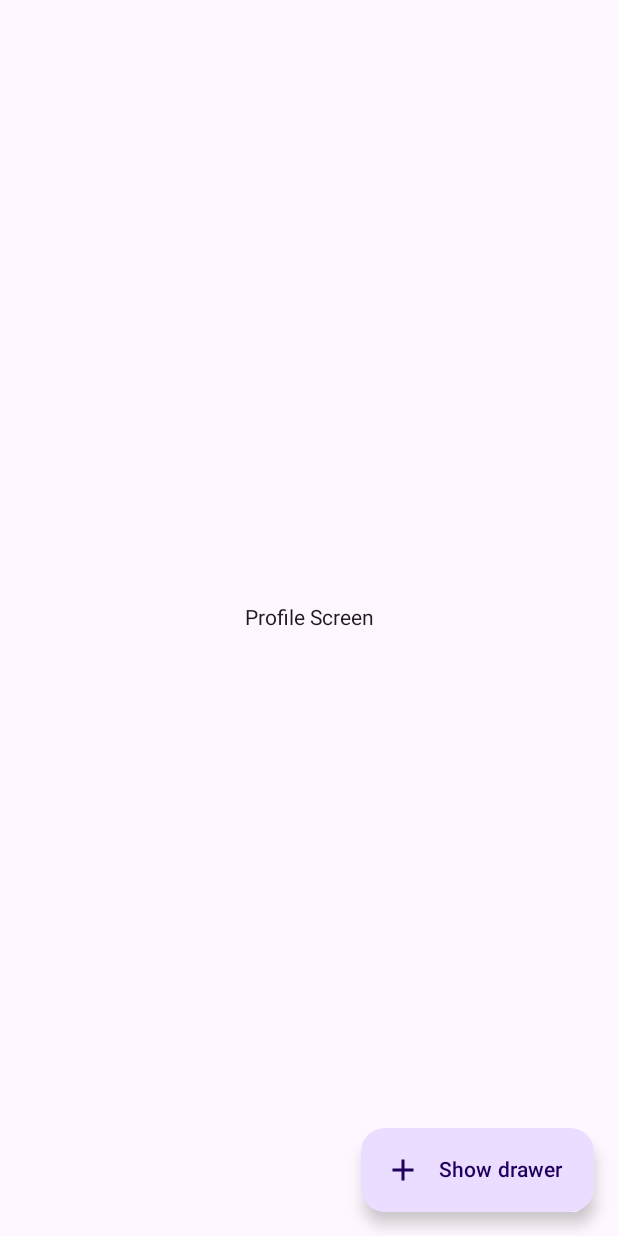
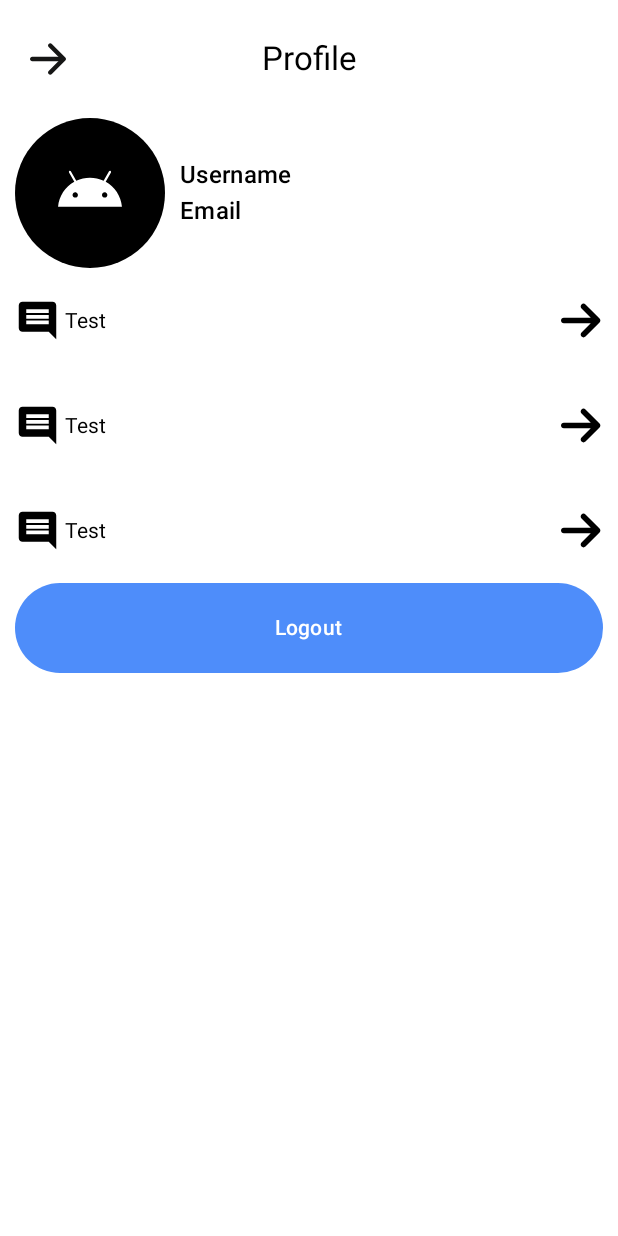
Before and after one commit to S0lux/baddit-mobile, an Android app built with Jetpack Compose: the @Preview function ProfileScreenPreview, on a phone screen of 412 x 824 dp. Run offline under Robolectric (Android 15) with nearby library versions, the phone set to English and light mode, and no system bars.

Commit message:
Merge resolve

```diff
--- a/app/src/main/java/com/example/baddit/MainActivity.kt
+++ b/app/src/main/java/com/example/baddit/MainActivity.kt
@@ -24,6 +24,7 @@ import androidx.navigation.compose.composable
 import androidx.navigation.compose.currentBackStackEntryAsState
 import androidx.navigation.compose.navigation
 import androidx.navigation.compose.rememberNavController
+import com.example.baddit.presentation.components.AvatarMenu
 import com.example.baddit.presentation.components.BottomNavigationBar
 import com.example.baddit.presentation.screens.community.CommunityScreen
 import com.example.baddit.presentation.screens.createPost.CreatePostScreen
@@ -90,7 +91,8 @@ class MainActivity : ComponentActivity() {
                 Surface(
                     modifier = Modifier.fillMaxSize(), color = MaterialTheme.colorScheme.background
                 ) {
-                    Scaffold(bottomBar = {
+
+                        Scaffold(bottomBar = {
                         BottomNavigationBar(
                             navController = navController, bottomBarState = bottomBarState
                         )
@@ -129,6 +131,7 @@ class MainActivity : ComponentActivity() {
                             }
                         }
                     }
+
                 }
             }
         }
--- a/app/src/main/java/com/example/baddit/presentation/components/ProfileItem.kt
+++ b/app/src/main/java/com/example/baddit/presentation/components/ProfileItem.kt
@@ -13,6 +13,7 @@ import androidx.compose.ui.unit.Dp
 import androidx.compose.ui.unit.dp
 import com.example.baddit.R
 import androidx.compose.foundation.layout.Spacer
+import androidx.compose.foundation.layout.height
 import androidx.compose.foundation.layout.size
 import androidx.compose.material3.Icon
 import androidx.compose.material3.Text
@@ -24,7 +25,7 @@ import androidx.compose.ui.tooling.preview.Preview
 @OptIn(ExperimentalMaterial3Api::class)
 @Composable
 fun ProfileItem(icon: Painter, text: String){
-    Row(modifier = Modifier.fillMaxWidth().defaultMinSize(Dp.Unspecified,40.dp), horizontalArrangement = Arrangement.SpaceBetween, verticalAlignment = Alignment.CenterVertically) {
+    Row(modifier = Modifier.fillMaxWidth().defaultMinSize(Dp.Unspecified,40.dp).height(70.dp), horizontalArrangement = Arrangement.SpaceBetween, verticalAlignment = Alignment.CenterVertically) {
         Row(modifier = Modifier ,horizontalArrangement = Arrangement.Start, verticalAlignment = Alignment.CenterVertically) {
             Icon(modifier = Modifier.size(30.dp), painter = icon, contentDescription = "")
             Spacer(modifier = Modifier.fillMaxWidth(0.01f))
--- a/app/src/main/java/com/example/baddit/presentation/screens/profile/ProfileScreen.kt
+++ b/app/src/main/java/com/example/baddit/presentation/screens/profile/ProfileScreen.kt
@@ -1,5 +1,7 @@
 package com.example.baddit.presentation.screens.profile
 
+import android.widget.GridLayout
+import android.widget.Space
 import androidx.compose.foundation.layout.*
 import androidx.compose.ui.Modifier
 import androidx.compose.foundation.Image
@@ -16,51 +18,30 @@ import androidx.compose.foundation.layout.fillMaxSize
 import androidx.compose.foundation.layout.padding
 import androidx.compose.foundation.layout.size
 import androidx.compose.foundation.shape.CircleShape
-import androidx.compose.material.icons.Icons
-import androidx.compose.material.icons.filled.Add
 import androidx.compose.material3.Button
 import androidx.compose.material3.ButtonDefaults
-import androidx.compose.material3.DrawerValue
-import androidx.compose.material3.ExtendedFloatingActionButton
-import androidx.compose.material3.Icon
 import androidx.compose.material3.MaterialTheme
 import androidx.compose.material3.ModalNavigationDrawer
-import androidx.compose.material3.Scaffold
 import androidx.compose.material3.Text
-import androidx.compose.material3.rememberDrawerState
-import androidx.compose.runtime.rememberCoroutineScope
 import androidx.compose.ui.draw.clip
 import androidx.compose.ui.graphics.Color
 import androidx.compose.ui.res.painterResource
 import androidx.compose.ui.tooling.preview.Preview
 import com.example.baddit.presentation.components.ProfileItem
-import com.example.baddit.ui.theme.CustomTheme.cardBackground
 import com.example.baddit.ui.theme.CustomTheme.mutedAppBlue
-import kotlinx.coroutines.launch
 
 @Composable
-fun ProfileScreen() {
+fun ProfileScreen(){
+    Column(modifier = Modifier
+        .fillMaxWidth()
+        .fillMaxHeight()
+        .padding(start = 10.dp, end = 10.dp),
+        verticalArrangement = Arrangement.Top,
+        horizontalAlignment = Alignment.CenterHorizontally){
 
-    val drawerState = rememberDrawerState(initialValue = DrawerValue.Closed)
-    val scope = rememberCoroutineScope()
-
-
-
-    ModalNavigationDrawer(drawerState = drawerState, drawerContent = {
-        Column(
-            modifier = Modifier
-                .fillMaxWidth(0.8f)
-                .fillMaxHeight()
-                .background(MaterialTheme.colorScheme.cardBackground),
-            verticalArrangement = Arrangement.Top,
-            horizontalAlignment = Alignment.CenterHorizontally
-        ) {
-
-            Box(
-                modifier = Modifier
+        Box(modifier = Modifier
             .fillMaxWidth()
-                    .padding(start = 10.dp, end = 10.dp, top = 25.dp, bottom = 25.dp)
-            ) {
+            .padding(start = 10.dp, end = 10.dp, top = 25.dp, bottom = 25.dp)) {
             Image(
                 painter = painterResource(id = R.drawable.arrow_forward),
                 contentDescription = "Back",
@@ -69,75 +50,44 @@ fun ProfileScreen() {
                     .align(Alignment.CenterStart)
             )
 
-                Text(
-                    modifier = Modifier.align(Alignment.Center),
-                    text = "Profile",
-                    style = MaterialTheme.typography.titleLarge
-                )
+            Text(modifier = Modifier.align(Alignment.Center),text = "Profile", style = MaterialTheme.typography.titleLarge)
         }
 
-            Box(modifier = Modifier) {
+        Row(modifier = Modifier.align(Alignment.Start)){
             Image(
                 modifier = Modifier
-                        .size(200.dp)
+                    .size(100.dp)
                     .clip(CircleShape)
                     .background(Color.Black),
                 painter = painterResource(id = R.drawable.ic_launcher_foreground),
                 alignment = Alignment.Center,
                 contentDescription = "Profile Picture",
             )
+            Column(modifier = Modifier
+                .align(Alignment.CenterVertically)
+                .padding(10.dp)) {
+                Text(text = "Username", style = MaterialTheme.typography.titleMedium, modifier = Modifier)
+                Text(text = "Email", style = MaterialTheme.typography.titleMedium, modifier = Modifier)
+            }
         }
 
-            Column {
+        Column(modifier = Modifier.fillMaxHeight()) {
 
-                ProfileItem(painterResource(id = R.drawable.comment), "Test")
-                ProfileItem(painterResource(id = R.drawable.comment), "Test")
-                ProfileItem(painterResource(id = R.drawable.comment), "Test")
+            ProfileItem(painterResource(id = R.drawable.comment),"Test")
+            ProfileItem(painterResource(id = R.drawable.comment),"Test")
+            ProfileItem(painterResource(id = R.drawable.comment),"Test")
 
             Button(modifier = Modifier
                 .fillMaxWidth()
-                    .height(60.dp),
-                    colors = ButtonDefaults.buttonColors(containerColor = MaterialTheme.colorScheme.mutedAppBlue),
-                    onClick = { /*TODO*/ }) {
+                .height(60.dp), colors = ButtonDefaults.buttonColors( containerColor = MaterialTheme.colorScheme.mutedAppBlue) , onClick = { /*TODO*/ }) {
                 Text(text = "Logout")
-                }
-            }
-        }
-    }) {
-        Scaffold(
-            floatingActionButton = {
-                ExtendedFloatingActionButton(
-                    text = { Text("Show drawer") },
-                    icon = { Icon(Icons.Filled.Add, contentDescription = "") },
-                    onClick = {
-                        scope.launch {
-                            drawerState.apply {
-                                if (isClosed) open() else close()
-                            }
-                        }
-                    }
-                )
-            }
-        ) { contentPadding ->
-            Box(
-                modifier = Modifier
-                    .fillMaxSize()
-                    .padding(contentPadding)
-            ) {
-                Column(
-                    modifier = Modifier.fillMaxSize(),
-                    verticalArrangement = Arrangement.Center,
-                    horizontalAlignment = Alignment.CenterHorizontally
-                ) {
-                    Text(text = "Profile Screen")
-                }
             }
         }
     }
 }
 
-@Preview(showBackground = true, showSystemUi = true)
+@Preview( showBackground = true, showSystemUi = true)
 @Composable
-fun ProfileScreenPreview() {
+fun ProfileScreenPreview(){
     ProfileScreen()
 }
```
Also changed, not shown: app/src/main/java/com/example/baddit/presentation/components/AvatarMenu.kt (added, +136 -0 lines). Lines whose indentation alone changed are shown as unchanged.
